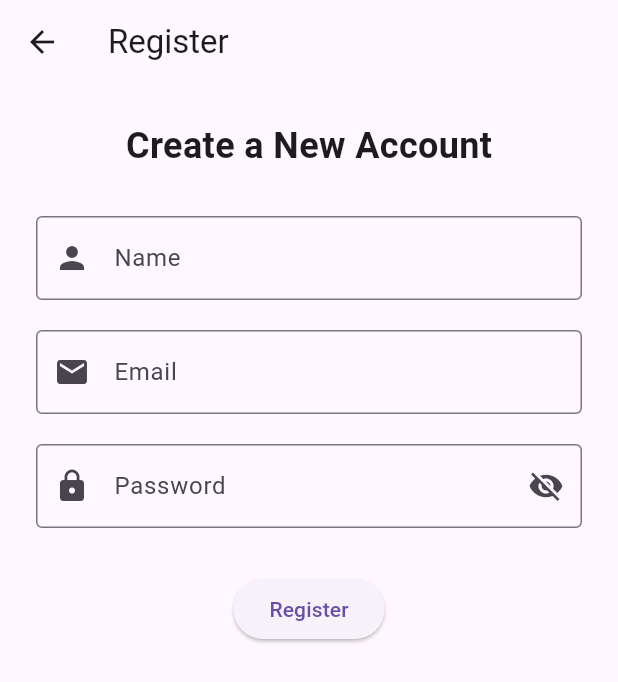
After one commit to MMuusskkaann/Smart-Personal-Finance-Manager-App, a Flutter app: the screen it shows after launch, after a tap on "Create Account", on a phone screen of 412 x 824 dp. The commit adds this screen. Shown: the top 682 px of the screen. Run offline on Flutter 3.47's test engine with Material 3 defaults, Android fonts, the phone set to English and light mode, and no system bars.

Commit message:
Added Register page and screenshots, updated login and main files

```diff
--- /dev/null
+++ b/lib/Register_page.dart
@@ -0,0 +1,124 @@
+// ignore_for_file: file_names
+
+import 'package:flutter/material.dart';
+
+class RegisterPage extends StatefulWidget{
+  const RegisterPage({super.key});
+
+  @override
+  State<RegisterPage> createState() => _RegisterPageState();
+}
+
+class _RegisterPageState extends State<RegisterPage>{
+  final _nameController = TextEditingController();
+  final _emailController = TextEditingController();
+  final _passwordController = TextEditingController();
+
+  bool _isPasswordVisible = false;
+
+  void _register(){
+    final name = _nameController.text.trim();
+    final email = _emailController.text.trim();
+    final password = _passwordController.text.trim();
+
+    if(name.isEmpty || email.isEmpty || password.isEmpty){
+      _showSnackBar("Please fill all the details");
+      return;
+    }
+
+    if(!email.contains('@') || !email.contains('.')){
+      _showSnackBar("Invalid email address");
+      return;
+    }
+
+    if(password.length < 6){
+      _showSnackBar("Password must be at least 6 characters");
+      return;
+    }
+
+    _showSnackBar("Register Successfully as $name");
+  }
+
+     void _showSnackBar(String message){
+      ScaffoldMessenger.of(context).showSnackBar(
+        SnackBar(content: Text(message)),
+      );
+     }
+
+      @override
+      void dispose(){
+        _nameController.dispose();
+        _emailController.dispose();
+        _passwordController.dispose();
+        super.dispose();
+      }
+
+      @override
+      Widget build(BuildContext context){
+        return Scaffold(
+          appBar: AppBar(title: const Text("Register")),
+          body: SingleChildScrollView(
+            padding: const EdgeInsets.all(24),
+            child: Column(
+              children: [
+                const Text(
+                  'Create a New Account',
+                  style: TextStyle(fontSize: 24,fontWeight: FontWeight.bold),
+                ),
+                const SizedBox(height: 30),
+
+               TextField(
+                controller: _nameController,
+                decoration: const InputDecoration(
+                  labelText: 'Name',
+                  border: OutlineInputBorder(),
+                  prefixIcon: Icon(Icons.person),
+                ),
+               ),
+
+               const SizedBox(height: 20),
+
+               TextField(
+                controller: _emailController,
+                decoration: const InputDecoration(
+                  labelText: 'Email',
+                  border: OutlineInputBorder(),
+                  prefixIcon: Icon(Icons.email),
+                ),
+                keyboardType: TextInputType.emailAddress,
+               ),
+
+               const SizedBox(height: 20),
+
+               TextField(
+                controller: _passwordController,
+                obscureText: !_isPasswordVisible,
+                decoration: InputDecoration(
+                  labelText: 'Password',
+                  border: const OutlineInputBorder(),
+                  prefixIcon: const Icon(Icons.lock),
+                  suffixIcon: IconButton(
+                    icon: Icon(
+                      _isPasswordVisible ? Icons.visibility : Icons.visibility_off
+                    ),
+
+                    onPressed: (){
+                      setState(() {
+                        _isPasswordVisible = !_isPasswordVisible;
+                      }
+                      );
+                    },
+                  )
+                ),
+               ),
+
+               const SizedBox(height: 30),
+
+               ElevatedButton(onPressed: _register, child: const Text("Register"),
+               ),
+              ],
+            ),
+          ),
+        );
+      }
+    }
--- a/lib/login_page.dart
+++ b/lib/login_page.dart
@@ -1,4 +1,5 @@
 import 'package:flutter/material.dart';
+import 'package:smart_personal_finance_app/Register_page.dart';
 
 class LoginPage extends StatefulWidget {
   const LoginPage({super.key});
@@ -8,11 +9,12 @@ class LoginPage extends StatefulWidget {
 }
 
 class _LoginPageState extends State<LoginPage> {
-  // Controllers for email and password input fields
   final _emailController = TextEditingController();
   final _passwordController = TextEditingController();
 
-  // Dispose controllers when widget is removed from the widget tree
+  bool _isPasswordVisible = false; // show/hide password toggle
+  bool _isLoading = false; // for showing loading spinner
+
   @override
   void dispose() {
     _emailController.dispose();
@@ -20,55 +22,82 @@ class _LoginPageState extends State<LoginPage> {
     super.dispose();
   }
 
-  // Function to handle login logic
   void _login() {
-    final email = _emailController.text;
+    final email = _emailController.text.trim();
     final password = _passwordController.text;
 
-    // Check if email or password is empty
+    // Basic validations
     if (email.isEmpty || password.isEmpty) {
-      ScaffoldMessenger.of(context).showSnackBar(
-        const SnackBar(content: Text('Please enter email and password')),
-      );
+      _showSnackbar("Please enter both email and password.");
       return;
     }
 
-    // Show a simple success message
+    // Email format check (very basic)
+    if (!email.contains('@') || !email.contains('.')) {
+      _showSnackbar("Please enter a valid email address.");
+      return;
+    }
+
+    if (password.length < 6) {
+      _showSnackbar("Password should be at least 6 characters.");
+      return;
+    }
+
+    // Simulating login process
+    setState(() {
+      _isLoading = true;
+    });
+
+    Future.delayed(const Duration(seconds: 2), () {
+      setState(() {
+        _isLoading = false;
+      });
+
+      _showSnackbar("Logged in as $email");
+    });
+  }
+
+  void _showSnackbar(String message) {
     ScaffoldMessenger.of(context).showSnackBar(
-      SnackBar(content: Text('Logging in with $email')),
+      SnackBar(content: Text(message)),
     );
   }
 
-  // Function to clear the input fields
   void _clear() {
     _emailController.clear();
     _passwordController.clear();
   }
 
+  void _navigateToCreateAccount() {
+    Navigator.push(
+      context,
+      MaterialPageRoute(builder: (context) => const RegisterPage()),
+    );
+  }
+
+  void _forgotPassword() {
+    _showSnackbar("Password reset functionality coming soon!");
+  }
+
   @override
   Widget build(BuildContext context) {
     return Scaffold(
-      // Center aligns the entire column vertically and horizontally
       body: Center(
-        child: Padding(
+        child: SingleChildScrollView( // Taaki keyboard khulne pe scroll ho
           padding: const EdgeInsets.all(24),
           child: Column(
             mainAxisSize: MainAxisSize.min,
             children: [
-              // Page title
               const Text(
                 'Login Page',
-                style: TextStyle(
-                  fontSize: 28,
-                  fontWeight: FontWeight.bold,
-                ),
+                style: TextStyle(fontSize: 28, fontWeight: FontWeight.bold),
               ),
 
               const SizedBox(height: 30),
 
-              // Email input field
               TextField(
                 controller: _emailController,
+                keyboardType: TextInputType.emailAddress,
                 decoration: const InputDecoration(
                   labelText: 'Email',
                   border: OutlineInputBorder(),
@@ -78,21 +107,41 @@ class _LoginPageState extends State<LoginPage> {
 
               const SizedBox(height: 20),
 
-              // Password input field
               TextField(
                 controller: _passwordController,
-                obscureText: true,
-                decoration: const InputDecoration(
+                obscureText: !_isPasswordVisible,
+                decoration: InputDecoration(
                   labelText: 'Password',
-                  border: OutlineInputBorder(),
-                  prefixIcon: Icon(Icons.lock),
+                  border: const OutlineInputBorder(),
+                  prefixIcon: const Icon(Icons.lock),
+                  suffixIcon: IconButton(
+                    icon: Icon(
+                      _isPasswordVisible ? Icons.visibility : Icons.visibility_off,
+                    ),
+                    onPressed: () {
+                      setState(() {
+                        _isPasswordVisible = !_isPasswordVisible;
+                      });
+                    },
+                  ),
                 ),
               ),
 
-              const SizedBox(height: 30),
+              const SizedBox(height: 10),
 
-              // Login and Clear buttons
-              Row(
+              Align(
+                alignment: Alignment.centerRight,
+                child: TextButton(
+                  onPressed: _forgotPassword,
+                  child: const Text('Forgot Password?'),
+                ),
+              ),
+
+              const SizedBox(height: 20),
+
+              _isLoading
+                  ? const CircularProgressIndicator()
+                  : Row(
                       mainAxisAlignment: MainAxisAlignment.spaceEvenly,
                       children: [
                         ElevatedButton(
@@ -101,12 +150,16 @@ class _LoginPageState extends State<LoginPage> {
                         ),
                         ElevatedButton(
                           onPressed: _clear,
-                    style: ElevatedButton.styleFrom(
-                      backgroundColor: Colors.grey,
-                    ),
                           child: const Text('Clear'),
                         ),
                       ],
+                    ),
+
+              const SizedBox(height: 20),
+
+              TextButton(
+                onPressed: _navigateToCreateAccount,
+                child: const Text('Create Account'),
               ),
             ],
           ),
@@ -115,3 +168,21 @@ class _LoginPageState extends State<LoginPage> {
     );
   }
 }
+
+class CreateAccountPage extends StatelessWidget {
+  const CreateAccountPage({super.key});
+
+  @override
+  Widget build(BuildContext context) {
+    return Scaffold(
+      appBar: AppBar(title: const Text('Create Account')),
+      body: const Center(
+        child: Text(
+          'Yeh "Create Account" page hai.\nYahan se registration form banega.',
+          textAlign: TextAlign.center,
+          style: TextStyle(fontSize: 20),
+        ),
+      ),
+    );
+  }
+}
--- a/lib/main.dart
+++ b/lib/main.dart
@@ -1,5 +1,6 @@
 import 'package:flutter/material.dart';
-import 'logo_screen.dart';  // Apne LogoScreen ko import karo
+import 'login_page.dart';
+import 'register_page.dart';
 
 void main() {
   runApp(const MyApp());
@@ -10,9 +11,19 @@ class MyApp extends StatelessWidget {
 
   @override
   Widget build(BuildContext context) {
-    return const MaterialApp(
+    return MaterialApp(
       debugShowCheckedModeBanner: false,
-      home: LogoScreen(),  // App start yahi se hota hai
+      title: 'Smart Finance App',
+      theme: ThemeData(primarySwatch: Colors.blue),
+
+      //  Starting page
+      initialRoute: '/login',
+
+      //  Named routes
+      routes: {
+        '/login': (context) => const LoginPage(),
+        '/register': (context) => const RegisterPage(),
+      },
     );
   }
 }
```
Also changed, not shown: 5 other files. Lines whose indentation alone changed are shown as unchanged.
